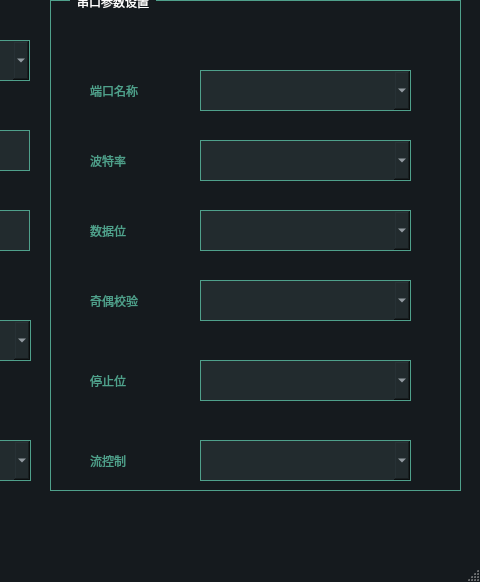
This is mymodbus.ui in gezifeizoule123-cloud/-Temperature-and-humidity as Qt 5 draws it before an edit; both pictures show x 310 to 790 and y 0 to 582 of the 790 by 582 pixel window. The edited form follows.
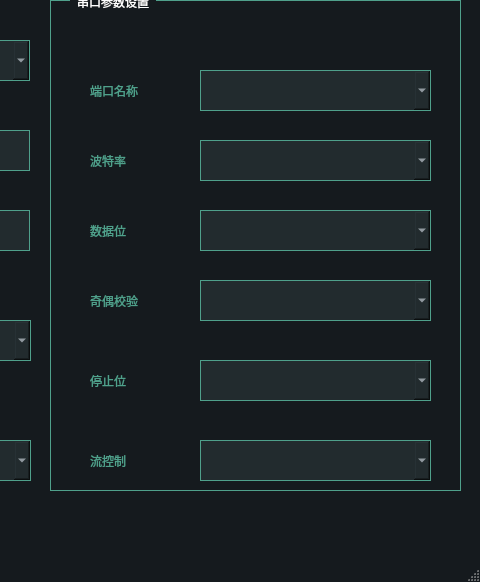
This is the edited form.

The edit to the form file:
```diff
--- a/mymodbus.ui
+++ b/mymodbus.ui
@@ -631,7 +631,7 @@
       <rect>
        <x>150</x>
        <y>70</y>
-       <width>211</width>
+       <width>231</width>
        <height>41</height>
       </rect>
      </property>
@@ -641,7 +641,7 @@
       <rect>
        <x>150</x>
        <y>140</y>
-       <width>211</width>
+       <width>231</width>
        <height>41</height>
       </rect>
      </property>
@@ -664,7 +664,7 @@
       <rect>
        <x>150</x>
        <y>210</y>
-       <width>211</width>
+       <width>231</width>
        <height>41</height>
       </rect>
      </property>
@@ -687,7 +687,7 @@
       <rect>
        <x>150</x>
        <y>280</y>
-       <width>211</width>
+       <width>231</width>
        <height>41</height>
       </rect>
      </property>
@@ -710,7 +710,7 @@
       <rect>
        <x>150</x>
        <y>360</y>
-       <width>211</width>
+       <width>231</width>
        <height>41</height>
       </rect>
      </property>
@@ -733,7 +733,7 @@
       <rect>
        <x>150</x>
        <y>440</y>
-       <width>211</width>
+       <width>231</width>
        <height>41</height>
       </rect>
      </property>
```
